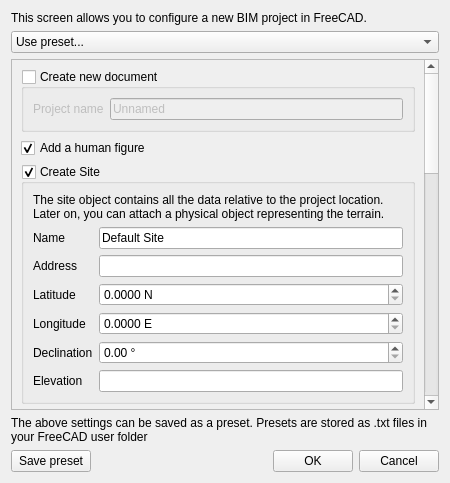
First picture: the form in dialogProject.ui, repository yorikvanhavre/BIM_Workbench, before the edit.
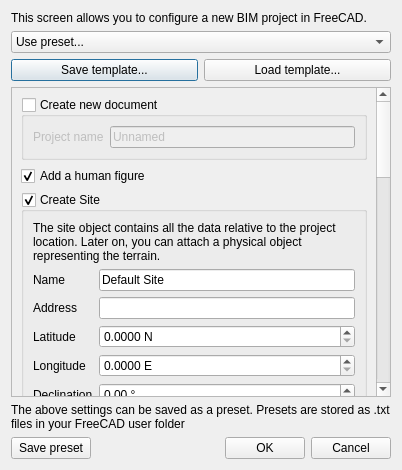
Second picture: the form after the edit. Icons and pictures are not drawn. Custom widgets are drawn as their Qt base class.

Commit message: Project tool: Allow to load and save templates

The edit to the form file:
```diff
--- a/dialogProject.ui
+++ b/dialogProject.ui
@@ -6,8 +6,8 @@
    <rect>
     <x>0</x>
     <y>0</y>
-    <width>450</width>
-    <height>483</height>
+    <width>402</width>
+    <height>470</height>
    </rect>
   </property>
   <property name="windowTitle">
@@ -33,6 +33,40 @@
      </item>
     </widget>
    </item>
+   <item>
+    <layout class="QHBoxLayout" name="horizontalLayout_3">
+     <item>
+      <widget class="QPushButton" name="buttonSaveTemplate">
+       <property name="toolTip">
+        <string>Saves the current document as a template, including all the current BIM settings</string>
+       </property>
+       <property name="text">
+        <string>Save template...</string>
+       </property>
+       <property name="icon">
+        <iconset theme="gtk-save">
+         <normaloff/>
+        </iconset>
+       </property>
+      </widget>
+     </item>
+     <item>
+      <widget class="QPushButton" name="buttonLoadTemplate">
+       <property name="toolTip">
+        <string>Loads the contents of a FCStd file into the active document, applying all the BIM settings stored in it if any</string>
+       </property>
+       <property name="text">
+        <string>Load template...</string>
+       </property>
+       <property name="icon">
+        <iconset theme="gtk-open">
+         <normaloff/>
+        </iconset>
+       </property>
+      </widget>
+     </item>
+    </layout>
+   </item>
    <item>
     <widget class="QScrollArea" name="scrollArea">
      <property name="widgetResizable">
@@ -43,8 +77,8 @@
        <rect>
         <x>0</x>
         <y>0</y>
-        <width>417</width>
-        <height>1196</height>
+        <width>369</width>
+        <height>1214</height>
        </rect>
       </property>
       <layout class="QVBoxLayout" name="verticalLayout_2">
```
The commit also changes 1 other file.
